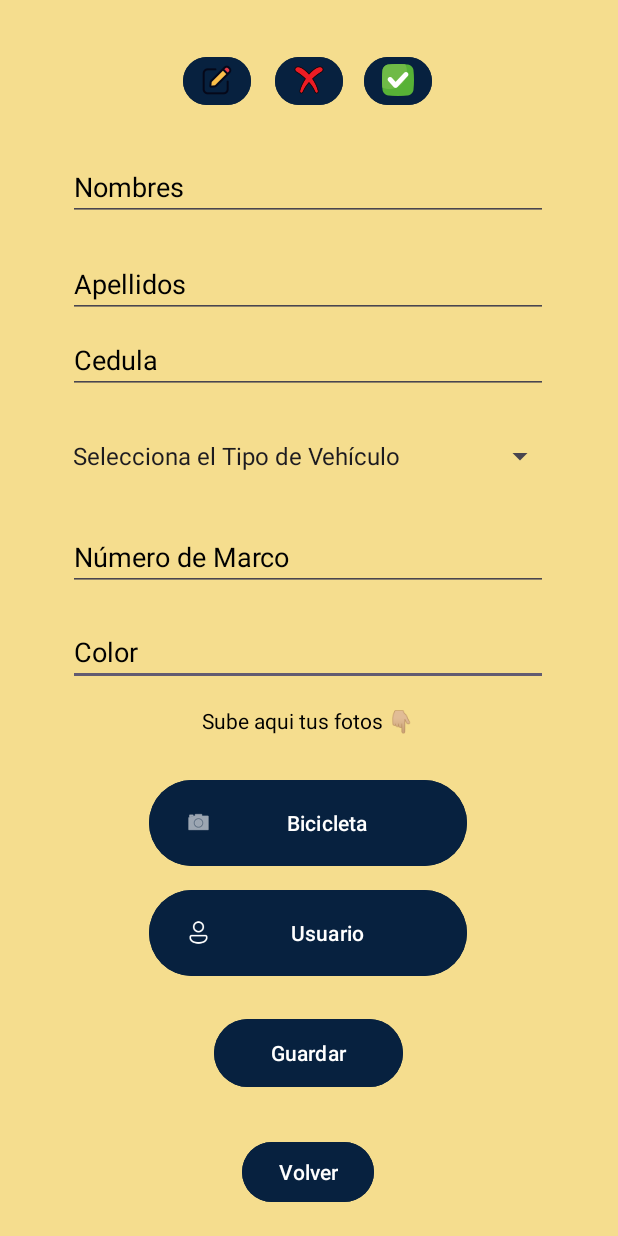
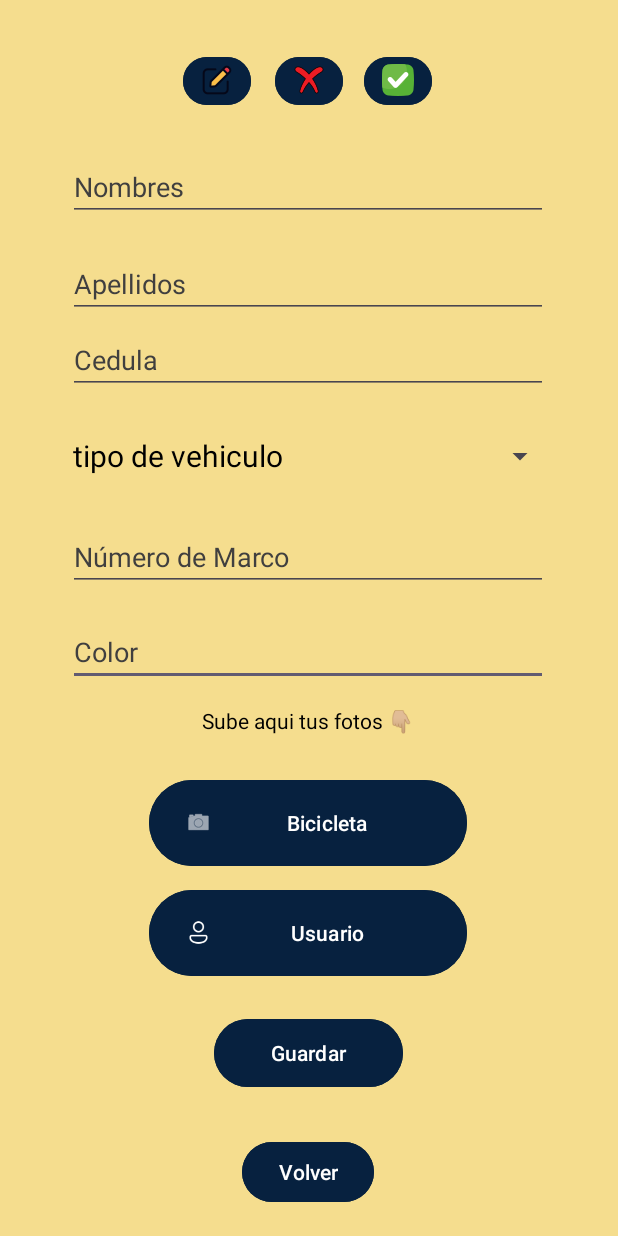
Before and after one commit to ByTENITO/ZeusParking, an Android app: the RegistrarBiciActivity screen opened directly, with no data from a screen before it, on a phone screen of 412 x 824 dp. Run offline under Robolectric (Android 15) with nearby library versions, the phone set to English and light mode, and no system bars; our stand-ins replace Firebase (no records; nobody signed in at launch, a user with empty details on screens opened directly).

Commit message:
cambio de estilo predeterminado de Spinner

```diff
--- a/app/src/main/java/com/example/parquiatenov10/RegistrarBiciActivity.kt
+++ b/app/src/main/java/com/example/parquiatenov10/RegistrarBiciActivity.kt
@@ -65,9 +65,9 @@ class RegistrarBiciActivity : AppCompatActivity() {
         VolverButton = findViewById(R.id.Volver_BTN)
 
         // Configuración del Spinner
-        val tiposVehiculos = arrayOf("Selecciona el Tipo de Vehículo", "Bicicleta", "Motocicleta", "Vehículo Particular", "Furgón")
-        val adapter = ArrayAdapter(this, android.R.layout.simple_spinner_item, tiposVehiculos)
-        adapter.setDropDownViewResource(android.R.layout.simple_spinner_dropdown_item)
+        val tiposVehiculos:Spinner = findViewById(R.id.Tipos_Spinner)
+        val adapter = ArrayAdapter.createFromResource(this,R.array.items,R.layout.estilo_spinner)
+        adapter.setDropDownViewResource(R.layout.estilo_spinner)
         tiposSpinner.adapter = adapter
 
         tiposSpinner.onItemSelectedListener = object : AdapterView.OnItemSelectedListener {
--- a/app/src/main/res/layout/activity_auth.xml
+++ b/app/src/main/res/layout/activity_auth.xml
@@ -32,7 +32,8 @@
         android:hint="Contraseña"
         android:inputType="textPassword"
         android:padding="5sp"
-        android:textColorHint="#000000"
+        android:textColorHint="#403F3F"
+        android:textColor="#000000"
         app:layout_constraintBottom_toBottomOf="parent"
         app:layout_constraintEnd_toEndOf="parent"
         app:layout_constraintHorizontal_bias="0.488"
@@ -127,8 +128,9 @@
         android:hint="Correo electronico"
         android:inputType="textEmailAddress"
         android:padding="5sp"
-        android:textColorHint="#000000"
+        android:textColorHint="#403F3F"
         android:visibility="visible"
+        android:textColor="#000000"
         app:layout_constraintBottom_toBottomOf="parent"
         app:layout_constraintEnd_toEndOf="parent"
         app:layout_constraintStart_toStartOf="parent"
--- a/app/src/main/res/layout/activity_registrar_bici.xml
+++ b/app/src/main/res/layout/activity_registrar_bici.xml
@@ -124,7 +124,8 @@
         android:ems="10"
         android:hint="Color"
         android:inputType="text"
-        android:textColorHint="#000000"
+        android:textColorHint="#403F3F"
+        android:textColor="#000000"
         app:layout_constraintBottom_toBottomOf="parent"
         app:layout_constraintEnd_toEndOf="parent"
         app:layout_constraintHorizontal_bias="0.494"
@@ -136,12 +137,13 @@
         android:id="@+id/Tipos_Spinner"
         android:layout_width="330dp"
         android:layout_height="48dp"
+        android:popupBackground="#f5dd8e"
+        android:textColor="#000000"
         app:layout_constraintBottom_toBottomOf="parent"
         app:layout_constraintEnd_toEndOf="parent"
         app:layout_constraintHorizontal_bias="0.493"
         app:layout_constraintStart_toStartOf="parent"
         app:layout_constraintTop_toTopOf="parent"
-
         app:layout_constraintVertical_bias="0.361" />
 
     <EditText
@@ -151,7 +153,8 @@
         android:ems="10"
         android:hint="Apellidos"
         android:inputType="text"
-        android:textColorHint="#000000"
+        android:textColorHint="#403F3F"
+        android:textColor="#000000"
         app:layout_constraintBottom_toBottomOf="parent"
         app:layout_constraintEnd_toEndOf="parent"
         app:layout_constraintHorizontal_bias="0.494"
@@ -166,7 +169,8 @@
         android:ems="10"
         android:hint="Nombres"
         android:inputType="text"
-        android:textColorHint="#000000"
+        android:textColorHint="#403F3F"
+        android:textColor="#000000"
         app:layout_constraintBottom_toBottomOf="parent"
         app:layout_constraintEnd_toEndOf="parent"
         app:layout_constraintHorizontal_bias="0.494"
@@ -181,7 +185,8 @@
         android:ems="10"
         android:hint="Num Marco - Placa"
         android:inputType="number"
-        android:textColorHint="#000000"
+        android:textColorHint="#403F3F"
+        android:textColor="#000000"
         app:layout_constraintBottom_toBottomOf="parent"
         app:layout_constraintEnd_toEndOf="parent"
         app:layout_constraintHorizontal_bias="0.494"
@@ -196,7 +201,8 @@
         android:ems="10"
         android:hint="Cedula"
         android:inputType="number"
-        android:textColorHint="#000000"
+        android:textColorHint="#403F3F"
+        android:textColor="#000000"
         app:layout_constraintBottom_toBottomOf="parent"
         app:layout_constraintEnd_toEndOf="parent"
         app:layout_constraintHorizontal_bias="0.494"
--- /dev/null
+++ b/app/src/main/res/layout/estilo_spinner.xml
@@ -0,0 +1,7 @@
+<?xml version="1.0" encoding="utf-8"?>
+<TextView xmlns:android="http://schemas.android.com/apk/res/android"
+    android:layout_width="match_parent"
+    android:layout_height="wrap_content"
+    android:textColor="#000000"
+    android:padding="8dp"
+    android:textSize="20dp" />
--- /dev/null
+++ b/app/src/main/res/values/items.xml
@@ -0,0 +1,10 @@
+<?xml version="1.0" encoding="utf-8"?>
+<resources>
+    <string-array name="items">
+        <item>tipo de vehiculo</item>
+        <item>carro</item>
+        <item>moto</item>
+        <item>furgoneta</item>
+        <item>bicicleta</item>
+    </string-array>
+</resources>
```
